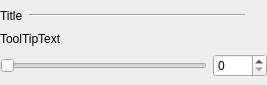
Qt form SettingWidgets/integersettingwidget.ui (oVooVo/FancyMidi) before a commit.
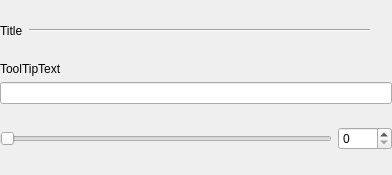
The same form after that commit. Icons and pictures are not drawn.

```diff
--- a/SettingWidgets/integersettingwidget.ui
+++ b/SettingWidgets/integersettingwidget.ui
@@ -6,8 +6,8 @@
    <rect>
     <x>0</x>
     <y>0</y>
-    <width>267</width>
-    <height>85</height>
+    <width>392</width>
+    <height>175</height>
    </rect>
   </property>
   <property name="windowTitle">
@@ -149,6 +149,9 @@
         </property>
        </widget>
       </item>
+      <item>
+       <widget class="QLineEdit" name="lineEdit"/>
+      </item>
      </layout>
     </widget>
    </item>
```
